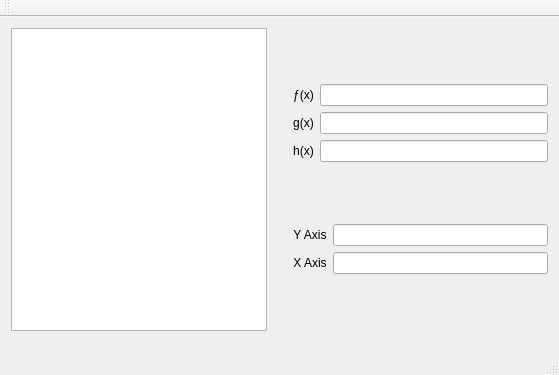
Old version of the form funcplotter.ui in the repository cmargiotta/funcplotter.
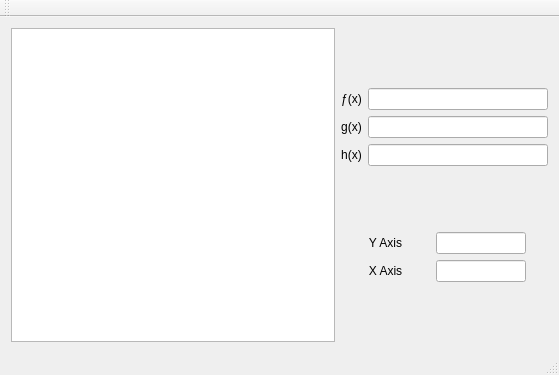
New version of the form.

The edit to the form file:
```diff
--- a/funcplotter.ui
+++ b/funcplotter.ui
@@ -10,10 +10,16 @@
     <height>375</height>
    </rect>
   </property>
+  <property name="sizePolicy">
+   <sizepolicy hsizetype="Fixed" vsizetype="Fixed">
+    <horstretch>0</horstretch>
+    <verstretch>0</verstretch>
+   </sizepolicy>
+  </property>
   <property name="maximumSize">
    <size>
-    <width>559</width>
-    <height>375</height>
+    <width>1920</width>
+    <height>1080</height>
    </size>
   </property>
   <property name="windowTitle">
@@ -22,38 +28,53 @@
   <widget class="QWidget" name="centralWidget">
    <property name="maximumSize">
     <size>
-     <width>559</width>
-     <height>325</height>
+     <width>1920</width>
+     <height>1080</height>
     </size>
    </property>
    <layout class="QGridLayout" name="gridLayout_3">
     <item row="0" column="0">
-     <layout class="QHBoxLayout" name="horizontalLayout_2">
-      <item>
+     <layout class="QGridLayout" name="gridLayout">
+      <property name="sizeConstraint">
+       <enum>QLayout::SetMaximumSize</enum>
+      </property>
+      <item row="0" column="0">
        <widget class="QGraphicsView" name="functionView"/>
       </item>
-      <item>
-       <spacer name="verticalSpacer">
-        <property name="orientation">
-         <enum>Qt::Vertical</enum>
+      <item row="0" column="1">
+       <layout class="QVBoxLayout" name="vertical">
+        <property name="sizeConstraint">
+         <enum>QLayout::SetFixedSize</enum>
         </property>
-        <property name="sizeHint" stdset="0">
-         <size>
-          <width>20</width>
-          <height>40</height>
-         </size>
-        </property>
-       </spacer>
-      </item>
-      <item>
-       <layout class="QVBoxLayout" name="verticalLayout_2">
         <item>
-         <layout class="QGridLayout" name="gridLayout_2">
+         <layout class="QGridLayout" name="grid">
+          <property name="sizeConstraint">
+           <enum>QLayout::SetMinimumSize</enum>
+          </property>
           <item row="2" column="1">
-           <widget class="QLineEdit" name="hInput"/>
+           <widget class="QLineEdit" name="hInput">
+            <property name="maximumSize">
+             <size>
+              <width>180</width>
+              <height>16777215</height>
+             </size>
+            </property>
+           </widget>
           </item>
           <item row="0" column="0">
            <widget class="QLabel" name="fLabel">
+            <property name="sizePolicy">
+             <sizepolicy hsizetype="Fixed" vsizetype="Preferred">
+              <horstretch>0</horstretch>
+              <verstretch>0</verstretch>
+             </sizepolicy>
+            </property>
+            <property name="maximumSize">
+             <size>
+              <width>16777215</width>
+              <height>16777215</height>
+             </size>
+            </property>
             <property name="text">
              <string>ƒ(x)</string>
             </property>
@@ -66,10 +87,35 @@
            </widget>
           </item>
           <item row="1" column="1">
-           <widget class="QLineEdit" name="gInput"/>
+           <widget class="QLineEdit" name="gInput">
+            <property name="sizePolicy">
+             <sizepolicy hsizetype="Expanding" vsizetype="Fixed">
+              <horstretch>0</horstretch>
+              <verstretch>0</verstretch>
+             </sizepolicy>
+            </property>
+            <property name="maximumSize">
+             <size>
+              <width>180</width>
+              <height>16777215</height>
+             </size>
+            </property>
+           </widget>
           </item>
           <item row="2" column="0">
            <widget class="QLabel" name="hLabel">
+            <property name="sizePolicy">
+             <sizepolicy hsizetype="Fixed" vsizetype="Preferred">
+              <horstretch>0</horstretch>
+              <verstretch>0</verstretch>
+             </sizepolicy>
+            </property>
+            <property name="maximumSize">
+             <size>
+              <width>16777215</width>
+              <height>16777215</height>
+             </size>
+            </property>
             <property name="text">
              <string>h(x)</string>
             </property>
@@ -82,10 +128,29 @@
            </widget>
           </item>
           <item row="0" column="1">
-           <widget class="QLineEdit" name="fInput"/>
+           <widget class="QLineEdit" name="fInput">
+            <property name="maximumSize">
+             <size>
+              <width>180</width>
+              <height>16777215</height>
+             </size>
+            </property>
+           </widget>
           </item>
           <item row="1" column="0">
            <widget class="QLabel" name="gLabel">
+            <property name="sizePolicy">
+             <sizepolicy hsizetype="Fixed" vsizetype="Preferred">
+              <horstretch>0</horstretch>
+              <verstretch>0</verstretch>
+             </sizepolicy>
+            </property>
+            <property name="maximumSize">
+             <size>
+              <width>16777215</width>
+              <height>16777215</height>
+             </size>
+            </property>
             <property name="text">
              <string>g(x)</string>
             </property>
@@ -101,11 +166,33 @@
         </item>
         <item>
          <layout class="QGridLayout" name="gridLayout_4">
+          <property name="sizeConstraint">
+           <enum>QLayout::SetMinimumSize</enum>
+          </property>
           <item row="0" column="1">
-           <widget class="QLineEdit" name="lineEdit"/>
+           <widget class="QLineEdit" name="lineEdit">
+            <property name="maximumSize">
+             <size>
+              <width>90</width>
+              <height>16777215</height>
+             </size>
+            </property>
+           </widget>
           </item>
           <item row="0" column="0">
            <widget class="QLabel" name="YAxisLabel">
+            <property name="sizePolicy">
+             <sizepolicy hsizetype="Fixed" vsizetype="Preferred">
+              <horstretch>0</horstretch>
+              <verstretch>0</verstretch>
+             </sizepolicy>
+            </property>
+            <property name="maximumSize">
+             <size>
+              <width>45</width>
+              <height>16777215</height>
+             </size>
+            </property>
             <property name="text">
              <string>Y Axis</string>
             </property>
@@ -118,10 +205,29 @@
            </widget>
           </item>
           <item row="1" column="1">
-           <widget class="QLineEdit" name="lineEdit_2"/>
+           <widget class="QLineEdit" name="lineEdit_2">
+            <property name="maximumSize">
+             <size>
+              <width>90</width>
+              <height>16777215</height>
+             </size>
+            </property>
+           </widget>
           </item>
           <item row="1" column="0">
            <widget class="QLabel" name="XAxisLabel">
+            <property name="sizePolicy">
+             <sizepolicy hsizetype="Fixed" vsizetype="Preferred">
+              <horstretch>0</horstretch>
+              <verstretch>0</verstretch>
+             </sizepolicy>
+            </property>
+            <property name="maximumSize">
+             <size>
+              <width>45</width>
+              <height>16777215</height>
+             </size>
+            </property>
             <property name="text">
              <string>X Axis</string>
             </property>
```
Left out of the diff: 6 changed lines with no effect on the pictures.
